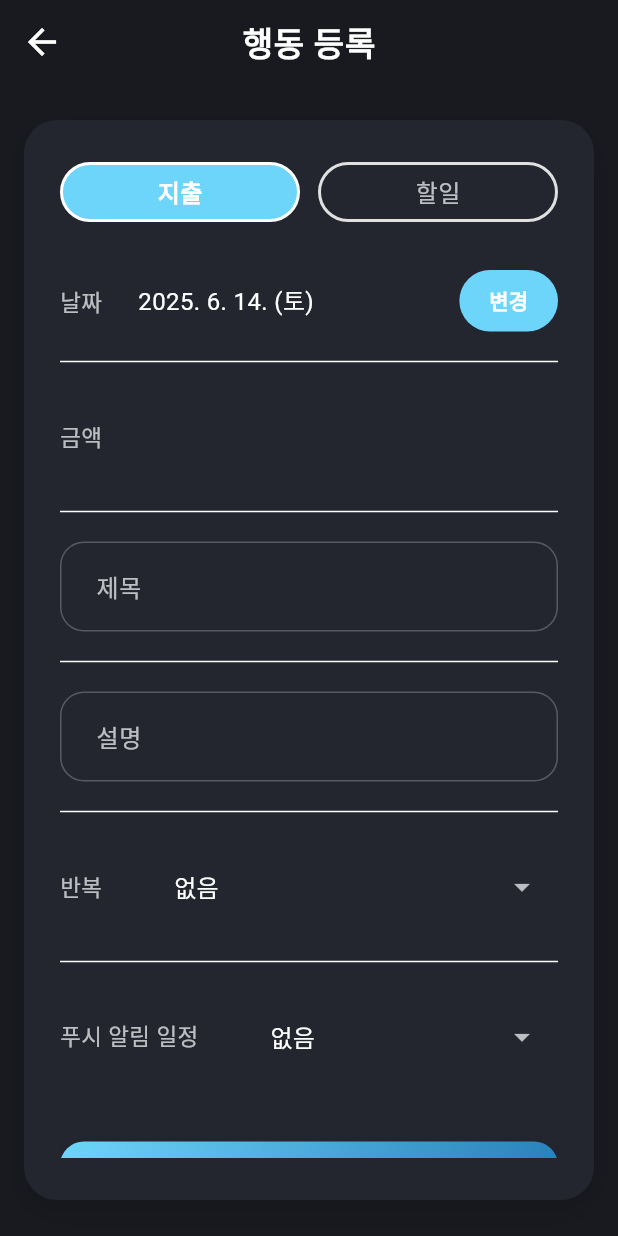
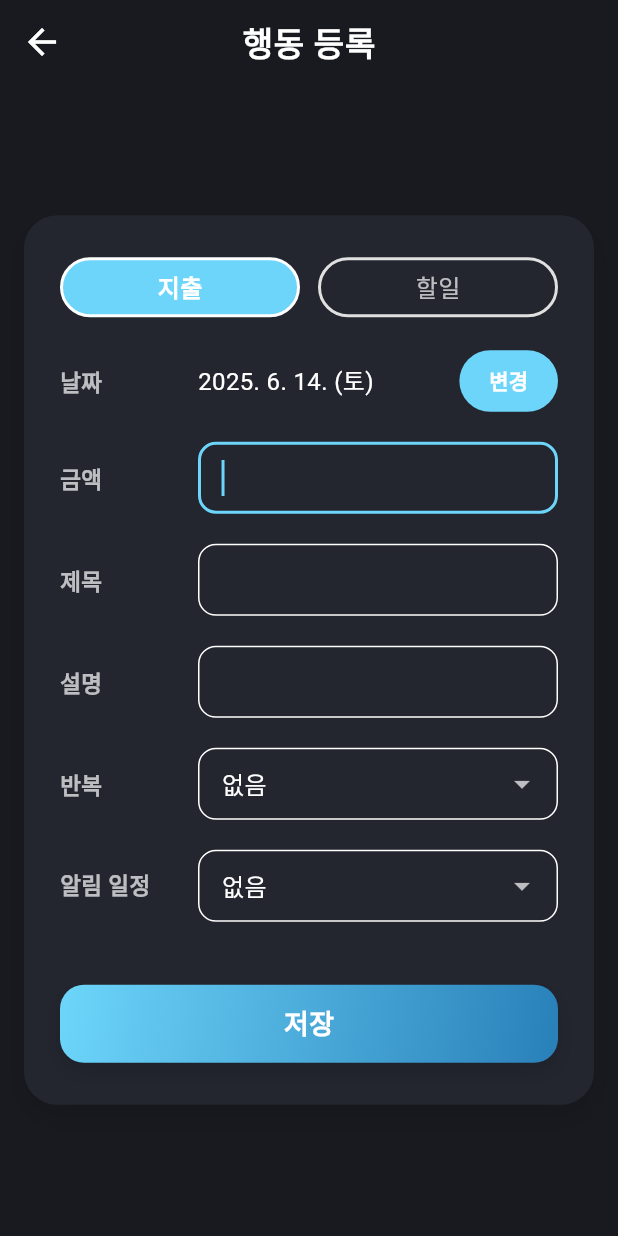
Before and after one commit to baesee/month_action_flutter, a Flutter app: the ActionAddScreen screen opened directly, on a phone screen of 412 x 824 dp. Run offline on Flutter 3.47's test engine with Material 3 defaults, Android fonts, the light colour scheme and no system bars; our stand-ins replace fl_chart, hive, hive_flutter, table_calendar; accounts and stored records are empty.

Commit message:
fix : 레이아웃 수정

```diff
--- a/lib/presentation/action/action_add_screen.dart
+++ b/lib/presentation/action/action_add_screen.dart
@@ -26,12 +26,27 @@
   int _amount = 0;
   final _amountController = TextEditingController();
   final _amountFocusNode = FocusNode();
+  final _titleFocusNode = FocusNode();
+
+  void _focusByCategory() {
+    FocusScope.of(context).unfocus();
+    WidgetsBinding.instance.addPostFrameCallback((_) {
+      if (_selectedCategory == model.CategoryType.expense) {
+        _amountFocusNode.requestFocus();
+      } else {
+        _titleFocusNode.requestFocus();
+      }
+    });
+  }
 
   @override
   void initState() {
     super.initState();
     _selectedPushSchedule = null;
     _amountFocusNode.addListener(_onAmountFocusChange);
+    WidgetsBinding.instance.addPostFrameCallback((_) {
+      _focusByCategory();
+    });
   }
 
   @override
@@ -40,6 +55,7 @@
     _descController.dispose();
     _amountController.dispose();
     _amountFocusNode.dispose();
+    _titleFocusNode.dispose();
     super.dispose();
   }
 
@@ -166,6 +182,12 @@
     return dates;
   }
 
+  void _onCategoryChanged(model.CategoryType type) {
+    if (_selectedCategory == type) return;
+    setState(() => _selectedCategory = type);
+    _focusByCategory();
+  }
+
   @override
   Widget build(BuildContext context) {
     final labelStyle = const TextStyle(fontSize: 15, color: Colors.grey);
@@ -215,16 +237,12 @@
                     _buildCategoryButton(model.CategoryType.todo, '할일'),
                   ],
                 ),
-                const SizedBox(height: 24),
-                Padding(
-                  padding: inputPadding,
+                const SizedBox(height: 20),
+                _buildFormRow(
+                  label: '날짜',
                   child: Row(
+                    crossAxisAlignment: CrossAxisAlignment.center,
                     children: [
-                      Text(
-                        '날짜',
-                        style: labelStyle.copyWith(color: Colors.white70),
-                      ),
-                      const SizedBox(width: 24),
                       Expanded(
                         child: Text(
                           '${_selectedDate.year}. ${_selectedDate.month}. ${_selectedDate.day}. (${['월', '화', '수', '목', '금', '토', '일'][_selectedDate.weekday - 1]})',
@@ -256,83 +274,75 @@
                   ),
                 ),
                 if (_selectedCategory == model.CategoryType.expense) ...[
-                  const Divider(height: 24),
-                  Padding(
-                    padding: inputPadding,
-                    child: Row(
-                      children: [
-                        Text(
-                          '금액',
-                          style: labelStyle.copyWith(color: Colors.white70),
-                        ),
-                        const SizedBox(width: 24),
-                        Expanded(
+                  const SizedBox(height: 16),
+                  _buildFormRow(
+                    label: '금액',
                     child: TextFormField(
                       controller: _amountController,
                       focusNode: _amountFocusNode,
                       keyboardType: TextInputType.number,
-                            decoration: const InputDecoration(
-                              border: InputBorder.none,
+                      decoration: InputDecoration(
+                        border: OutlineInputBorder(
+                          borderRadius: BorderRadius.circular(12),
+                          borderSide: BorderSide(color: Colors.white24),
                         ),
-                            style: const TextStyle(
-                              fontSize: 16,
-                              color: Colors.white,
+                        focusedBorder: OutlineInputBorder(
+                          borderRadius: BorderRadius.circular(12),
+                          borderSide: BorderSide(
+                            color: Color(0xFF6DD5FA),
+                            width: 2,
                           ),
+                        ),
+                        filled: true,
+                        fillColor: Color(0xFF23262F),
+                        contentPadding: EdgeInsets.symmetric(
+                          horizontal: 12,
+                          vertical: 10,
+                        ),
+                      ),
+                      style: const TextStyle(fontSize: 16, color: Colors.white),
                       validator: (v) {
                         final raw = v?.replaceAll(',', '');
-                              if (_selectedCategory ==
-                                  model.CategoryType.expense) {
+                        if (_selectedCategory == model.CategoryType.expense) {
                           if (raw == null || raw.trim().isEmpty)
                             return '금액을 입력하세요';
-                                if (int.tryParse(raw) == null)
-                                  return '숫자만 입력하세요';
+                          if (int.tryParse(raw) == null) return '숫자만 입력하세요';
                           if (int.parse(raw) < 0) return '0 이상 입력';
                         }
                         return null;
                       },
                       onChanged: (v) {
                         setState(() {
-                                _amount =
-                                    int.tryParse(v.replaceAll(',', '')) ?? 0;
+                          _amount = int.tryParse(v.replaceAll(',', '')) ?? 0;
                         });
                       },
                     ),
                   ),
                 ],
-                    ),
-                  ),
-                ],
-                const Divider(height: 24),
-                Padding(
-                  padding: inputPadding,
+                const SizedBox(height: 16),
+                _buildFormRow(
+                  label: '제목',
                   child: TextFormField(
                     controller: _titleController,
+                    focusNode: _titleFocusNode,
                     decoration: InputDecoration(
-                      labelText: '제목',
-                      border: InputBorder.none,
+                      border: OutlineInputBorder(
+                        borderRadius: BorderRadius.circular(12),
+                        borderSide: BorderSide(color: Colors.white24),
+                      ),
                       focusedBorder: OutlineInputBorder(
-                        borderRadius: BorderRadius.circular(16),
-                        borderSide: const BorderSide(
+                        borderRadius: BorderRadius.circular(12),
+                        borderSide: BorderSide(
                           color: Color(0xFF6DD5FA),
                           width: 2,
                         ),
                       ),
-                      errorBorder: OutlineInputBorder(
-                        borderRadius: BorderRadius.circular(16),
-                        borderSide: const BorderSide(
-                          color: Colors.redAccent,
-                          width: 2,
+                      filled: true,
+                      fillColor: Color(0xFF23262F),
+                      contentPadding: EdgeInsets.symmetric(
+                        horizontal: 12,
+                        vertical: 10,
                       ),
-                      ),
-                      enabledBorder: OutlineInputBorder(
-                        borderRadius: BorderRadius.circular(16),
-                        borderSide: const BorderSide(
-                          color: Colors.white24,
-                          width: 1,
-                        ),
-                      ),
-                      filled: true,
-                      fillColor: const Color(0xFF23262F),
                     ),
                     style: const TextStyle(fontSize: 16, color: Colors.white),
                     validator:
@@ -340,56 +350,56 @@
                             v == null || v.trim().isEmpty ? '제목을 입력하세요' : null,
                   ),
                 ),
-                const Divider(height: 24),
-                Padding(
-                  padding: inputPadding,
+                const SizedBox(height: 16),
+                _buildFormRow(
+                  label: '설명',
                   child: TextFormField(
                     controller: _descController,
                     decoration: InputDecoration(
-                      labelText: '설명',
-                      border: InputBorder.none,
+                      border: OutlineInputBorder(
+                        borderRadius: BorderRadius.circular(12),
+                        borderSide: BorderSide(color: Colors.white24),
+                      ),
                       focusedBorder: OutlineInputBorder(
-                        borderRadius: BorderRadius.circular(16),
-                        borderSide: const BorderSide(
+                        borderRadius: BorderRadius.circular(12),
+                        borderSide: BorderSide(
                           color: Color(0xFF6DD5FA),
                           width: 2,
                         ),
                       ),
-                      errorBorder: OutlineInputBorder(
-                        borderRadius: BorderRadius.circular(16),
-                        borderSide: const BorderSide(
-                          color: Colors.redAccent,
-                          width: 2,
+                      filled: true,
+                      fillColor: Color(0xFF23262F),
+                      contentPadding: EdgeInsets.symmetric(
+                        horizontal: 12,
+                        vertical: 10,
                       ),
-                      ),
-                      enabledBorder: OutlineInputBorder(
-                        borderRadius: BorderRadius.circular(16),
-                        borderSide: const BorderSide(
-                          color: Colors.white24,
-                          width: 1,
-                        ),
-                      ),
-                      filled: true,
-                      fillColor: const Color(0xFF23262F),
                     ),
                     style: const TextStyle(fontSize: 16, color: Colors.white),
                   ),
                 ),
-                const Divider(height: 24),
-                Padding(
-                  padding: inputPadding,
-                  child: Row(
-                    children: [
-                      Text(
-                        '반복',
-                        style: labelStyle.copyWith(color: Colors.white70),
-                      ),
-                      const SizedBox(width: 24),
-                      Expanded(
+                const SizedBox(height: 16),
+                _buildFormRow(
+                  label: '반복',
                   child: DropdownButtonFormField<model.RepeatType?>(
                     value: _selectedRepeatType,
-                          decoration: const InputDecoration(
-                            border: InputBorder.none,
+                    decoration: InputDecoration(
+                      border: OutlineInputBorder(
+                        borderRadius: BorderRadius.circular(12),
+                        borderSide: BorderSide(color: Colors.white24),
+                      ),
+                      focusedBorder: OutlineInputBorder(
+                        borderRadius: BorderRadius.circular(12),
+                        borderSide: BorderSide(
+                          color: Color(0xFF6DD5FA),
+                          width: 2,
+                        ),
+                      ),
+                      filled: true,
+                      fillColor: Color(0xFF23262F),
+                      contentPadding: EdgeInsets.symmetric(
+                        horizontal: 12,
+                        vertical: 10,
+                      ),
                     ),
                     items: [
                       const DropdownMenuItem<model.RepeatType?>(
@@ -406,28 +416,32 @@
                         ),
                       ),
                     ],
-                          onChanged:
-                              (v) => setState(() => _selectedRepeatType = v),
+                    onChanged: (v) => setState(() => _selectedRepeatType = v),
                   ),
                 ),
-                    ],
+                const SizedBox(height: 16),
+                _buildFormRow(
+                  label: '알림 일정',
+                  child: DropdownButtonFormField<model.PushSchedule?>(
+                    value: _selectedPushSchedule,
+                    decoration: InputDecoration(
+                      border: OutlineInputBorder(
+                        borderRadius: BorderRadius.circular(12),
+                        borderSide: BorderSide(color: Colors.white24),
+                      ),
+                      focusedBorder: OutlineInputBorder(
+                        borderRadius: BorderRadius.circular(12),
+                        borderSide: BorderSide(
+                          color: Color(0xFF6DD5FA),
+                          width: 2,
                         ),
                       ),
-                const Divider(height: 24),
-                Padding(
-                  padding: inputPadding,
-                  child: Row(
-                    children: [
-                      Text(
-                        '푸시 알림 일정',
-                        style: labelStyle.copyWith(color: Colors.white70),
+                      filled: true,
+                      fillColor: Color(0xFF23262F),
+                      contentPadding: EdgeInsets.symmetric(
+                        horizontal: 12,
+                        vertical: 10,
                       ),
-                      const SizedBox(width: 24),
-                      Expanded(
-                        child: DropdownButtonFormField<model.PushSchedule?>(
-                          value: _selectedPushSchedule,
-                          decoration: const InputDecoration(
-                            border: InputBorder.none,
                     ),
                     items: [
                       const DropdownMenuItem<model.PushSchedule?>(
@@ -453,10 +467,7 @@
                     },
                   ),
                 ),
-                    ],
-                  ),
-                ),
-                const SizedBox(height: 32),
+                const SizedBox(height: 40),
                 SizedBox(
                   width: double.infinity,
                   child: GradientButton(
@@ -487,7 +498,7 @@
       child: GestureDetector(
         onTap: () {
           if (_selectedCategory != type) {
-            setState(() => _selectedCategory = type);
+            _onCategoryChanged(type);
           }
         },
         child: Container(
@@ -539,4 +550,28 @@
         return '7일 전';
     }
   }
+
+  Widget _buildFormRow({required String label, required Widget child}) {
+    return Padding(
+      padding: const EdgeInsets.symmetric(vertical: 2),
+      child: Row(
+        crossAxisAlignment: CrossAxisAlignment.center,
+        children: [
+          SizedBox(
+            width: 80,
+            child: Text(
+              label,
+              style: const TextStyle(
+                color: Colors.white70,
+                fontSize: 15,
+                fontWeight: FontWeight.w600,
+              ),
+            ),
+          ),
+          const SizedBox(width: 12),
+          Expanded(child: child),
+        ],
+      ),
+    );
   }
+}
```
Also changed, not shown: lib/presentation/action/action_edit_screen.dart (+148 -118 lines). Lines whose indentation alone changed are shown as unchanged.
